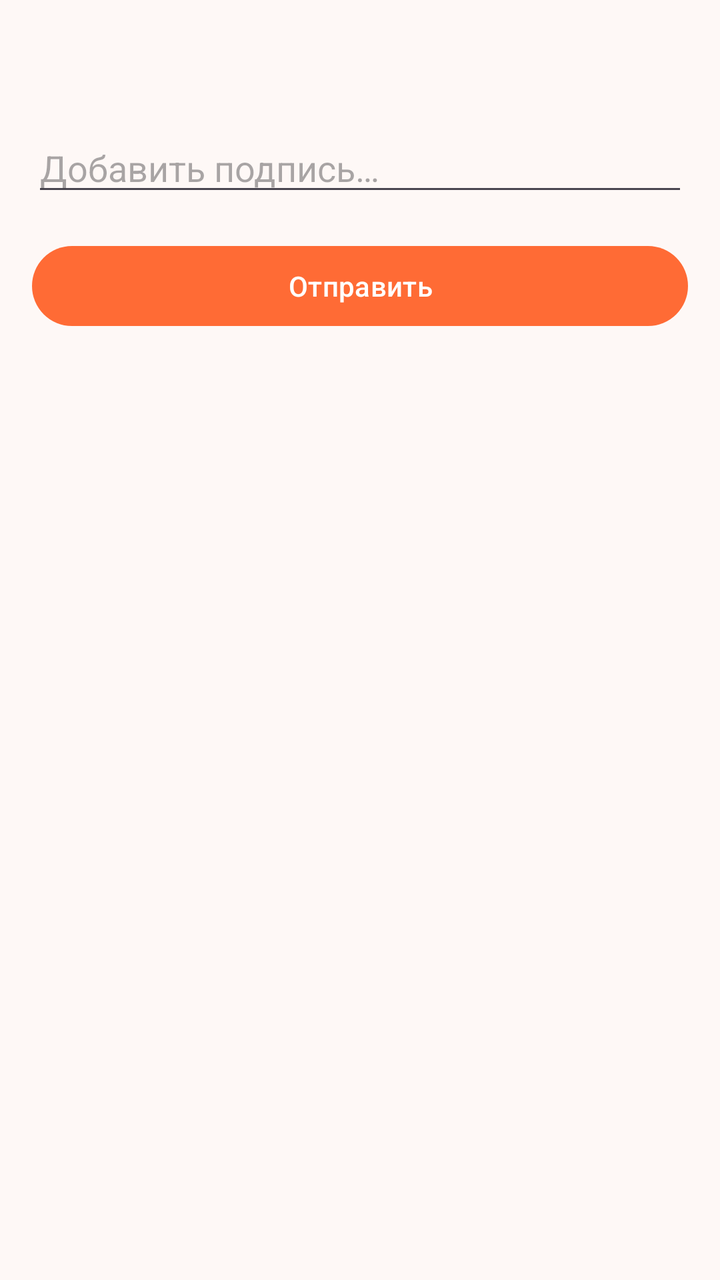
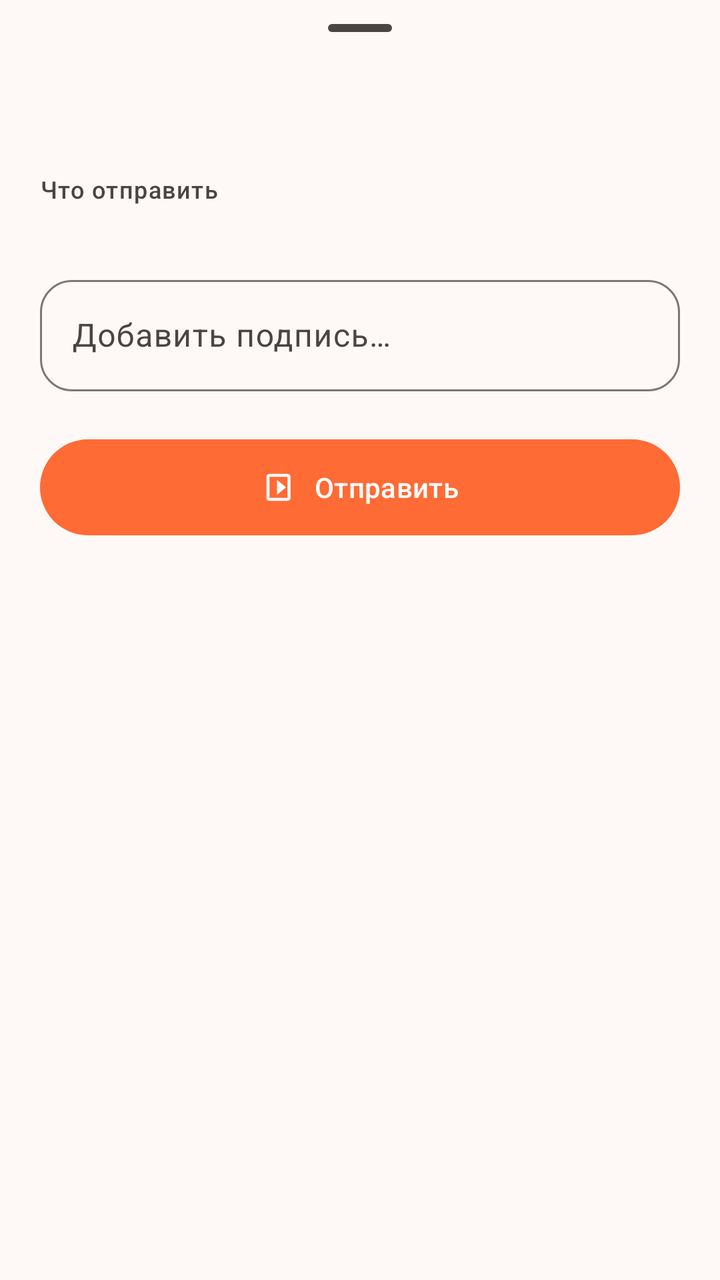

Two renders of the same Android screen: before a commit and after it. Below are the layout's source before the change and the commit's diff.
<!-- AndroidManifest.xml: application theme Theme.BarkfluffClientAndroid -->
<!-- res/layout/sheet_share_confirm.xml -->
<?xml version="1.0" encoding="utf-8"?>
<LinearLayout xmlns:android="http://schemas.android.com/apk/res/android"
    xmlns:app="http://schemas.android.com/apk/res-auto"
    android:layout_width="match_parent"
    android:layout_height="wrap_content"
    android:orientation="vertical"
    android:padding="16dp">

    <TextView
        android:id="@+id/sheetTitle"
        android:layout_width="match_parent"
        android:layout_height="wrap_content"
        android:textAppearance="?attr/textAppearanceTitleMedium"
        android:textColor="?attr/colorOnSurface"
        android:layout_marginBottom="12dp" />

    
    <com.google.android.material.imageview.ShapeableImageView
        android:id="@+id/previewImage"
        android:layout_width="match_parent"
        android:layout_height="180dp"
        android:scaleType="centerCrop"
        android:visibility="gone"
        app:shapeAppearanceOverlay="@style/ShapeAppearance.Material3.Corner.Medium" />

    
    <LinearLayout
        android:id="@+id/previewDocument"
        android:layout_width="match_parent"
        android:layout_height="wrap_content"
        android:orientation="horizontal"
        android:gravity="center_vertical"
        android:padding="12dp"
        android:background="?attr/colorSurfaceVariant"
        android:visibility="gone">

        <ImageView
            android:id="@+id/previewDocIcon"
            android:layout_width="40dp"
            android:layout_height="40dp"
            android:layout_marginEnd="12dp"
            android:src="@android:drawable/ic_menu_save"
            app:tint="?attr/colorOnSurfaceVariant" />

        <LinearLayout
            android:layout_width="0dp"
            android:layout_height="wrap_content"
            android:layout_weight="1"
            android:orientation="vertical">

            <TextView
                android:id="@+id/previewDocName"
                android:layout_width="match_parent"
                android:layout_height="wrap_content"
                android:maxLines="2"
                android:ellipsize="middle"
                android:textAppearance="?attr/textAppearanceBodyLarge"
                android:textColor="?attr/colorOnSurface" />

            <TextView
                android:id="@+id/previewDocMeta"
                android:layout_width="match_parent"
                android:layout_height="wrap_content"
                android:textAppearance="?attr/textAppearanceBodySmall"
                android:textColor="?attr/colorOnSurfaceVariant" />
        </LinearLayout>
    </LinearLayout>

    
    <androidx.recyclerview.widget.RecyclerView
        android:id="@+id/previewMulti"
        android:layout_width="match_parent"
        android:layout_height="100dp"
        android:visibility="gone"
        android:clipToPadding="false" />

    
    <EditText
        android:id="@+id/textField"
        android:layout_width="match_parent"
        android:layout_height="wrap_content"
        android:layout_marginTop="12dp"
        android:hint="@string/share_caption_hint"
        android:inputType="textMultiLine|textCapSentences"
        android:maxLines="6"
        android:minLines="1"
        android:autofillHints="" />

    <com.google.android.material.button.MaterialButton
        android:id="@+id/sendButton"
        android:layout_width="match_parent"
        android:layout_height="wrap_content"
        android:layout_marginTop="16dp"
        android:text="@string/share_btn_send" />

</LinearLayout>
<!-- resources referenced by this layout -->
<resources>
  <string name="share_btn_send">Отправить</string>
  <string name="share_caption_hint">Добавить подпись…</string>
  <style name="Theme.BarkfluffClientAndroid" parent="Base.Theme.BarkfluffClientAndroid" />
  <color name="primary">#FF6B35</color>
  <color name="on_primary">#FFFFFF</color>
  <color name="primary_container">#FFDAD0</color>
  <color name="on_primary_container">#4A2000</color>
  <color name="secondary">#2196F3</color>
  <color name="on_secondary">#FFFFFF</color>
  <color name="secondary_container">#D0E4FF</color>
  <color name="on_secondary_container">#001F3A</color>
  <color name="tertiary">#03DAC6</color>
  <color name="on_tertiary">#000000</color>
  <color name="tertiary_container">#00E5D2</color>
  <color name="on_tertiary_container">#00202A</color>
  <color name="error">#BA1A1A</color>
  <color name="on_error">#FFFFFF</color>
  <color name="error_container">#FFDAD6</color>
  <color name="on_error_container">#410002</color>
  <color name="surface">#FEF8F6</color>
  <color name="on_surface">#1C1B1A</color>
  <color name="on_surface_variant">#494544</color>
  <color name="surface_container_lowest">#FFFFFF</color>
  <color name="surface_container_low">#FEF8F6</color>
  <color name="surface_container">#F0F0F0</color>
  <color name="surface_container_high">#E8E8E8</color>
  <color name="surface_container_highest">#E2E2E2</color>
  <color name="outline">#7C7775</color>
  <color name="outline_variant">#CDC6C4</color>
  <color name="background">#FEF8F6</color>
  <color name="on_background">#1C1B1A</color>
  <color name="inverse_surface">#31302E</color>
  <color name="inverse_on_surface">#F5F0EE</color>
  <color name="inverse_primary">#FFB5A0</color>
  <!-- unchanged entries left out for length: 1 -->
</resources>

<!-- the commit's change to res/layout/sheet_share_confirm.xml (unified diff, before → after) -->
@@ -1,96 +1,150 @@
 <?xml version="1.0" encoding="utf-8"?>
 <LinearLayout xmlns:android="http://schemas.android.com/apk/res/android"
     xmlns:app="http://schemas.android.com/apk/res-auto"
+    android:id="@+id/sheetRoot"
     android:layout_width="match_parent"
     android:layout_height="wrap_content"
     android:orientation="vertical"
-    android:padding="16dp">
+    android:paddingHorizontal="20dp"
+    android:paddingBottom="20dp">
+
+    <com.google.android.material.bottomsheet.BottomSheetDragHandleView
+        android:layout_width="match_parent"
+        android:layout_height="wrap_content" />
 
     <TextView
         android:id="@+id/sheetTitle"
         android:layout_width="match_parent"
         android:layout_height="wrap_content"
-        android:textAppearance="?attr/textAppearanceTitleMedium"
-        android:textColor="?attr/colorOnSurface"
-        android:layout_marginBottom="12dp" />
+        android:layout_marginTop="4dp"
+        android:layout_marginBottom="2dp"
+        android:textAppearance="?attr/textAppearanceHeadlineSmall"
+        android:textColor="?attr/colorOnSurface" />
+
+    <TextView
+        android:id="@+id/sheetSubtitle"
+        android:layout_width="match_parent"
+        android:layout_height="wrap_content"
+        android:layout_marginBottom="16dp"
+        android:text="@string/share_preview_label"
+        android:textAppearance="?attr/textAppearanceLabelMedium"
+        android:textColor="?attr/colorOnSurfaceVariant" />
 
     
     <com.google.android.material.imageview.ShapeableImageView
         android:id="@+id/previewImage"
         android:layout_width="match_parent"
-        android:layout_height="180dp"
+        android:layout_height="200dp"
         android:scaleType="centerCrop"
+        android:background="?attr/colorSurfaceContainerHigh"
         android:visibility="gone"
-        app:shapeAppearanceOverlay="@style/ShapeAppearance.Material3.Corner.Medium" />
+        app:shapeAppearanceOverlay="@style/ShapeAppearance.Material3.Corner.Large" />
 
     
-    <LinearLayout
+    <com.google.android.material.card.MaterialCardView
         android:id="@+id/previewDocument"
         android:layout_width="match_parent"
         android:layout_height="wrap_content"
-        android:orientation="horizontal"
-        android:gravity="center_vertical"
-        android:padding="12dp"
-        android:background="?attr/colorSurfaceVariant"
-        android:visibility="gone">
-
-        <ImageView
-            android:id="@+id/previewDocIcon"
-            android:layout_width="40dp"
-            android:layout_height="40dp"
-            android:layout_marginEnd="12dp"
-            android:src="@android:drawable/ic_menu_save"
-            app:tint="?attr/colorOnSurfaceVariant" />
+        android:visibility="gone"
+        app:cardBackgroundColor="?attr/colorSurfaceContainerHigh"
+        app:cardCornerRadius="16dp"
+        app:cardElevation="0dp"
+        app:strokeWidth="0dp">
 
         <LinearLayout
-            android:layout_width="0dp"
+            android:layout_width="match_parent"
             android:layout_height="wrap_content"
-            android:layout_weight="1"
-            android:orientation="vertical">
+            android:gravity="center_vertical"
+            android:orientation="horizontal"
+            android:padding="16dp">
 
-            <TextView
-                android:id="@+id/previewDocName"
-                android:layout_width="match_parent"
+            <com.google.android.material.card.MaterialCardView
+                android:layout_width="48dp"
+                android:layout_height="48dp"
+                app:cardBackgroundColor="?attr/colorPrimaryContainer"
+                app:cardCornerRadius="14dp"
+                app:cardElevation="0dp"
+                app:strokeWidth="0dp">
+
+                <ImageView
+                    android:id="@+id/previewDocIcon"
+                    android:layout_width="24dp"
+                    android:layout_height="24dp"
+                    android:layout_gravity="center"
+                    android:importantForAccessibility="no"
+                    android:src="@drawable/ic_file"
+                    app:tint="?attr/colorOnPrimaryContainer" />
+            </com.google.android.material.card.MaterialCardView>
+
+            <LinearLayout
+                android:layout_width="0dp"
                 android:layout_height="wrap_content"
-                android:maxLines="2"
-                android:ellipsize="middle"
-                android:textAppearance="?attr/textAppearanceBodyLarge"
-                android:textColor="?attr/colorOnSurface" />
+                android:layout_marginStart="14dp"
+                android:layout_weight="1"
+                android:orientation="vertical">
 
-            <TextView
-                android:id="@+id/previewDocMeta"
-                android:layout_width="match_parent"
-                android:layout_height="wrap_content"
-                android:textAppearance="?attr/textAppearanceBodySmall"
-                android:textColor="?attr/colorOnSurfaceVariant" />
+                <TextView
+                    android:id="@+id/previewDocName"
+                    android:layout_width="match_parent"
+                    android:layout_height="wrap_content"
+                    android:ellipsize="middle"
+                    android:maxLines="2"
+                    android:textAppearance="?attr/textAppearanceTitleSmall"
+                    android:textColor="?attr/colorOnSurface" />
+
+                <TextView
+                    android:id="@+id/previewDocMeta"
+                    android:layout_width="match_parent"
+                    android:layout_height="wrap_content"
+                    android:layout_marginTop="2dp"
+                    android:textAppearance="?attr/textAppearanceBodySmall"
+                    android:textColor="?attr/colorOnSurfaceVariant" />
+            </LinearLayout>
         </LinearLayout>
-    </LinearLayout>
+    </com.google.android.material.card.MaterialCardView>
 
     
     <androidx.recyclerview.widget.RecyclerView
         android:id="@+id/previewMulti"
         android:layout_width="match_parent"
-        android:layout_height="100dp"
-        android:visibility="gone"
-        android:clipToPadding="false" />
+        android:layout_height="104dp"
+        android:clipToPadding="false"
+        android:overScrollMode="never"
+        android:visibility="gone" />
 
     
-    <EditText
-        android:id="@+id/textField"
+    <com.google.android.material.textfield.TextInputLayout
+        android:id="@+id/captionInputLayout"
+        style="@style/Widget.Material3.TextInputLayout.OutlinedBox"
         android:layout_width="match_parent"
         android:layout_height="wrap_content"
-        android:layout_marginTop="12dp"
+        android:layout_marginTop="16dp"
         android:hint="@string/share_caption_hint"
-        android:inputType="textMultiLine|textCapSentences"
-        android:maxLines="6"
-        android:minLines="1"
-        android:autofillHints="" />
+        app:boxCornerRadiusBottomEnd="16dp"
+        app:boxCornerRadiusBottomStart="16dp"
+        app:boxCornerRadiusTopEnd="16dp"
+        app:boxCornerRadiusTopStart="16dp"
+        app:hintEnabled="true">
+
+        <com.google.android.material.textfield.TextInputEditText
+            android:id="@+id/textField"
+            android:layout_width="match_parent"
+            android:layout_height="wrap_content"
+            android:autofillHints=""
+            android:inputType="textMultiLine|textCapSentences"
+            android:maxLines="6"
+            android:minLines="1" />
+    </com.google.android.material.textfield.TextInputLayout>
 
     <com.google.android.material.button.MaterialButton
         android:id="@+id/sendButton"
+        style="@style/Widget.Material3.Button"
         android:layout_width="match_parent"
-        android:layout_height="wrap_content"
-        android:layout_marginTop="16dp"
-        android:text="@string/share_btn_send" />
+        android:layout_height="56dp"
+        android:layout_marginTop="20dp"
+        android:text="@string/share_btn_send"
+        app:cornerRadius="28dp"
+        app:icon="@drawable/ic_send"
+        app:iconGravity="textStart" />
 
 </LinearLayout>
<!-- resource entries referenced after the edit -->
@@ -1,7 +1,30 @@
 <!-- resources referenced by this layout -->
 <resources>
+  <!-- drawable ic_file (drawable) -->
+  <vector xmlns:android="http://schemas.android.com/apk/res/android"
+      android:width="24dp"
+      android:height="24dp"
+      android:viewportWidth="24"
+      android:viewportHeight="24"
+      android:tint="?attr/colorOnSurface">
+    <path
+        android:fillColor="@android:color/white"
+        android:pathData="M14,2H6C4.9,2 4,2.9 4,4v16c0,1.1 0.9,2 2,2h12c1.1,0 2,-0.9 2,-2V8L14,2zM16,18H8v-2h8v2zM16,14H8v-2h8v2zM13,9V3.5L18.5,9H13z"/>
+  </vector>
+  <!-- drawable ic_send (drawable) -->
+  <?xml version="1.0" encoding="utf-8"?>
+  <vector xmlns:android="http://schemas.android.com/apk/res/android"
+      android:width="24dp"
+      android:height="24dp"
+      android:viewportWidth="24"
+      android:viewportHeight="24">
+      <path
+          android:fillColor="?attr/colorOnSurface"
+          android:pathData="M17,3H5C3.9,3 3,3.9 3,5v14c0,1.1 0.9,2 2,2h12c1.1,0 2,-0.9 2,-2V5C19,3.9 18.1,3 17,3zM17,19H5V5h12V19zM10,17l6,-5 -6,-5V17z"/>
+  </vector>
   <string name="share_btn_send">Отправить</string>
   <string name="share_caption_hint">Добавить подпись…</string>
+  <string name="share_preview_label">Что отправить</string>
   <style name="Theme.BarkfluffClientAndroid" parent="Base.Theme.BarkfluffClientAndroid" />
   <color name="primary">#FF6B35</color>
   <color name="on_primary">#FFFFFF</color>
